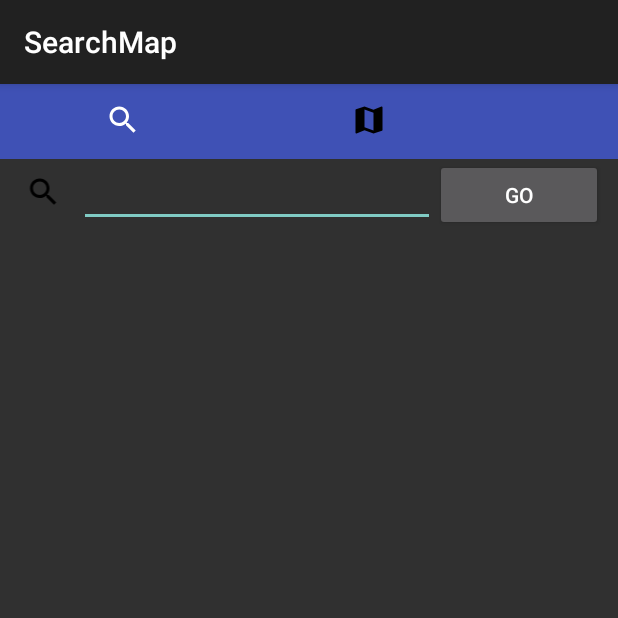
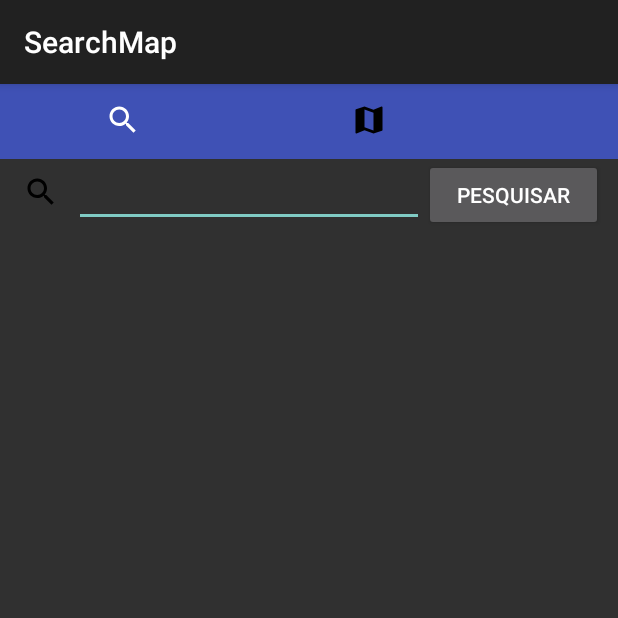
Before and after one commit to ruiProg/ExTour, an Android app: the screen it shows after launch (SearchMaps), on a phone screen of 412 x 824 dp, the top half of it. Run offline under Robolectric (Android 15) with nearby library versions, the phone set to English and light mode, and no system bars; libraries missing offline, so code that uses them is left out: com.loopj.android, cz.msebera.android.

Commit message:
see if anything is escaping

```diff
--- a/frontend/app/src/main/res/layout/activity_search_maps.xml
+++ b/frontend/app/src/main/res/layout/activity_search_maps.xml
@@ -66,7 +66,7 @@
                 android:layout_marginRight="10sp"
                 android:layout_weight="1"
                 android:onClick="search"
-                android:text="Go" />
+                android:text="Pesquisar" />
         </LinearLayout>
 
         <ListView
```
